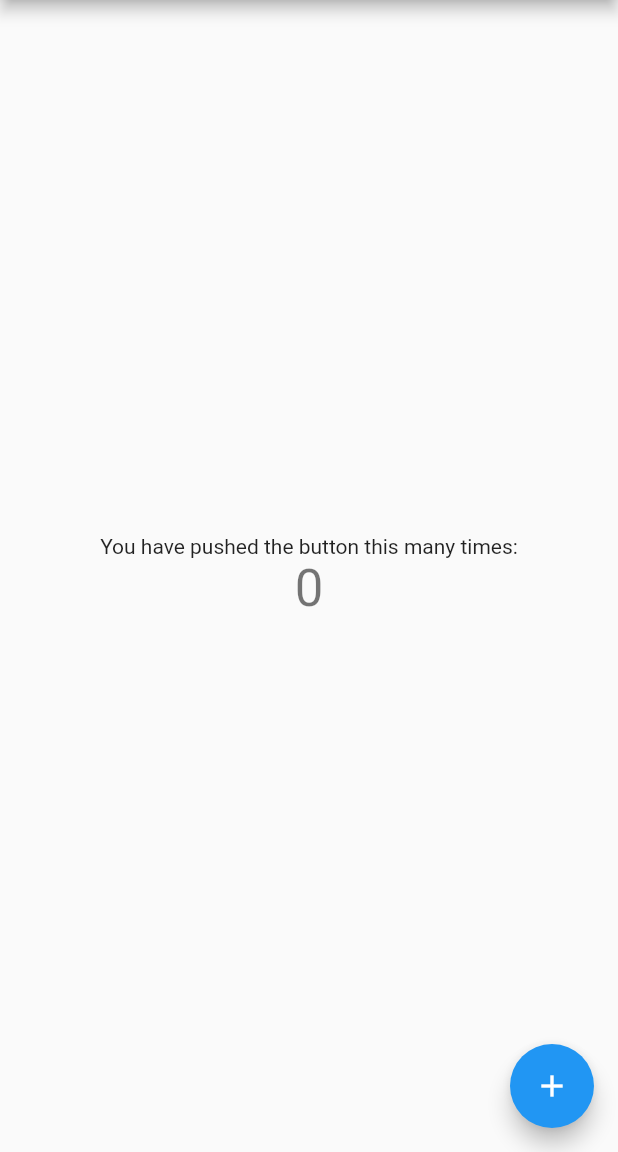
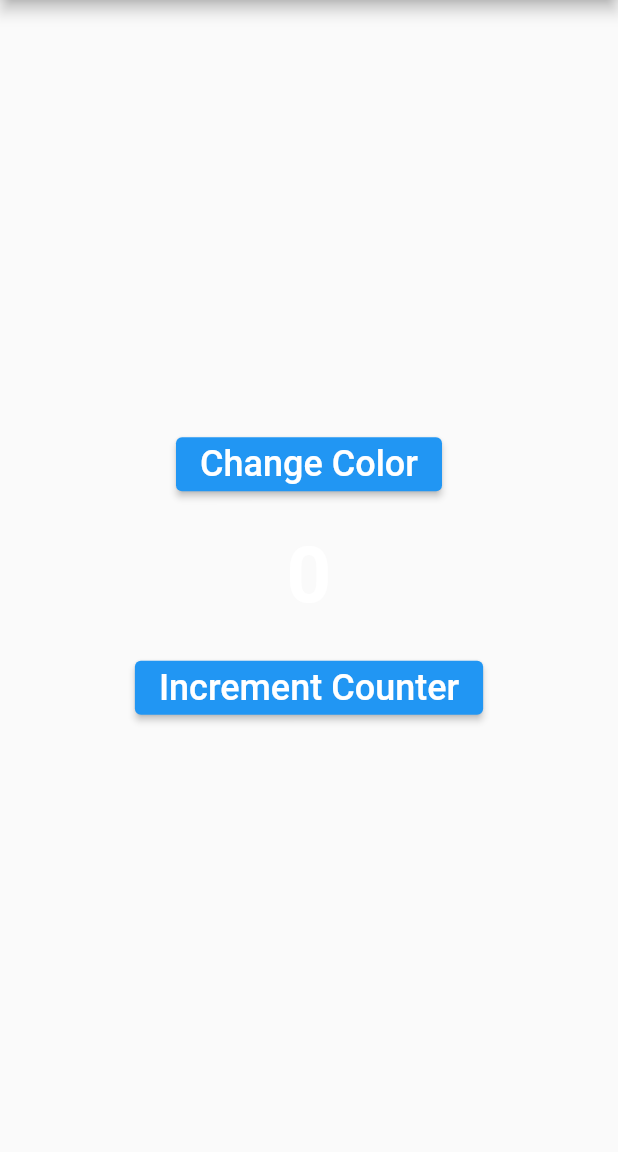
Before and after one commit to hlee748/cubit2cubit, a Flutter app: the screen it shows after launch, on a phone screen of 412 x 824 dp, the part 84-1236 px from its top. Run offline on Flutter 3.47's test engine with Material 2 defaults, Android fonts, the phone set to English and light mode, and no system bars.

Commit message:
initial setting

```diff
--- a/analysis_options.yaml
+++ b/analysis_options.yaml
@@ -7,7 +7,7 @@
 
 # The following line activates a set of recommended lints for Flutter apps,
 # packages, and plugins designed to encourage good coding practices.
-include: package:flutter_lints/flutter.yaml
+#include: package:flutter_lints/flutter.yaml
 
 linter:
   # The lint rules applied to this project can be customized in the
--- a/lib/main.dart
+++ b/lib/main.dart
@@ -7,21 +7,11 @@ void main() {
 class MyApp extends StatelessWidget {
   const MyApp({Key? key}) : super(key: key);
 
-  // This widget is the root of your application.
   @override
   Widget build(BuildContext context) {
     return MaterialApp(
       title: 'Flutter Demo',
       theme: ThemeData(
-        // This is the theme of your application.
-        //
-        // Try running your application with "flutter run". You'll see the
-        // application has a blue toolbar. Then, without quitting the app, try
-        // changing the primarySwatch below to Colors.green and then invoke
-        // "hot reload" (press "r" in the console where you ran "flutter run",
-        // or simply save your changes to "hot reload" in a Flutter IDE).
-        // Notice that the counter didn't reset back to zero; the application
-        // is not restarted.
         primarySwatch: Colors.blue,
       ),
       home: const MyHomePage(title: 'Flutter Demo Home Page'),
@@ -31,15 +21,6 @@ class MyApp extends StatelessWidget {
 
 class MyHomePage extends StatefulWidget {
   const MyHomePage({Key? key, required this.title}) : super(key: key);
-
-  // This widget is the home page of your application. It is stateful, meaning
-  // that it has a State object (defined below) that contains fields that affect
-  // how it looks.
-
-  // This class is the configuration for the state. It holds the values (in this
-  // case the title) provided by the parent (in this case the App widget) and
-  // used by the build method of the State. Fields in a Widget subclass are
-  // always marked "final".
 
   final String title;
 
@@ -52,64 +33,46 @@ class _MyHomePageState extends State<MyHomePage> {
 
   void _incrementCounter() {
     setState(() {
-      // This call to setState tells the Flutter framework that something has
-      // changed in this State, which causes it to rerun the build method below
-      // so that the display can reflect the updated values. If we changed
-      // _counter without calling setState(), then the build method would not be
-      // called again, and so nothing would appear to happen.
       _counter++;
     });
   }
 
   @override
   Widget build(BuildContext context) {
-    // This method is rerun every time setState is called, for instance as done
-    // by the _incrementCounter method above.
-    //
-    // The Flutter framework has been optimized to make rerunning build methods
-    // fast, so that you can just rebuild anything that needs updating rather
-    // than having to individually change instances of widgets.
     return Scaffold(
       appBar: AppBar(
-        // Here we take the value from the MyHomePage object that was created by
-        // the App.build method, and use it to set our appbar title.
         title: Text(widget.title),
       ),
       body: Center(
-        // Center is a layout widget. It takes a single child and positions it
-        // in the middle of the parent.
         child: Column(
-          // Column is also a layout widget. It takes a list of children and
-          // arranges them vertically. By default, it sizes itself to fit its
-          // children horizontally, and tries to be as tall as its parent.
-          //
-          // Invoke "debug painting" (press "p" in the console, choose the
-          // "Toggle Debug Paint" action from the Flutter Inspector in Android
-          // Studio, or the "Toggle Debug Paint" command in Visual Studio Code)
-          // to see the wireframe for each widget.
-          //
-          // Column has various properties to control how it sizes itself and
-          // how it positions its children. Here we use mainAxisAlignment to
-          // center the children vertically; the main axis here is the vertical
-          // axis because Columns are vertical (the cross axis would be
-          // horizontal).
           mainAxisAlignment: MainAxisAlignment.center,
-          children: <Widget>[
-            const Text(
-              'You have pushed the button this many times:',
+          children: [
+            ElevatedButton(
+                onPressed: (){},
+                child: Text(
+                  'Change Color',
+                  style: TextStyle(fontSize: 24.0),
+                ),
             ),
+            SizedBox(height: 20.0),
             Text(
-              '$_counter',
-              style: Theme.of(context).textTheme.headline4,
+              '0',
+              style: TextStyle(
+                fontSize: 52.0,
+                fontWeight: FontWeight.bold,
+                color: Colors.white,
+              ),
             ),
+            SizedBox(height: 20.0),
+            ElevatedButton(
+                onPressed: (){},
+                child:  Text(
+                  'Increment Counter',
+                  style: TextStyle(fontSize: 24.0),
+                ),)
           ],
         ),
       ),
-      floatingActionButton: FloatingActionButton(
-        onPressed: _incrementCounter,
-        tooltip: 'Increment',
-        child: const Icon(Icons.add),
-      ), // This trailing comma makes auto-formatting nicer for build methods.
     );
   }
 }
--- a/pubspec.yaml
+++ b/pubspec.yaml
@@ -34,6 +34,8 @@ dependencies:
   # The following adds the Cupertino Icons font to your application.
   # Use with the CupertinoIcons class for iOS style icons.
   cupertino_icons: ^1.0.2
+  equatable: ^2.0.3
+  flutter_bloc: ^8.0.1
 
 dev_dependencies:
   flutter_test:
```
Also changed, not shown: pubspec.lock.
